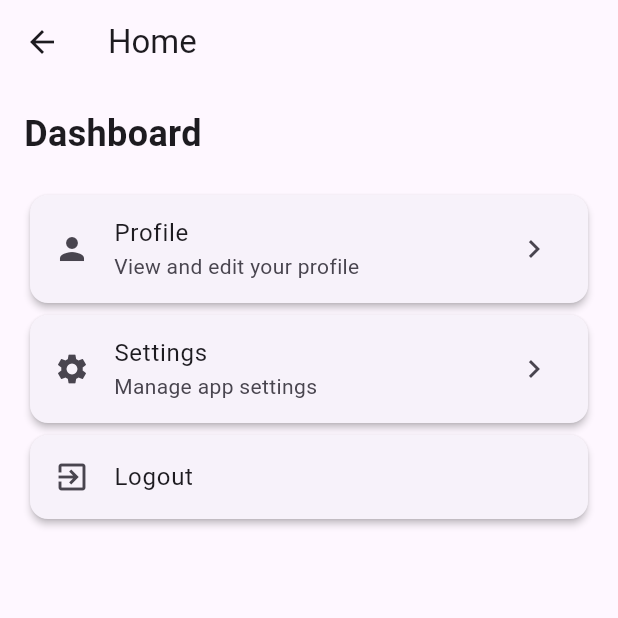
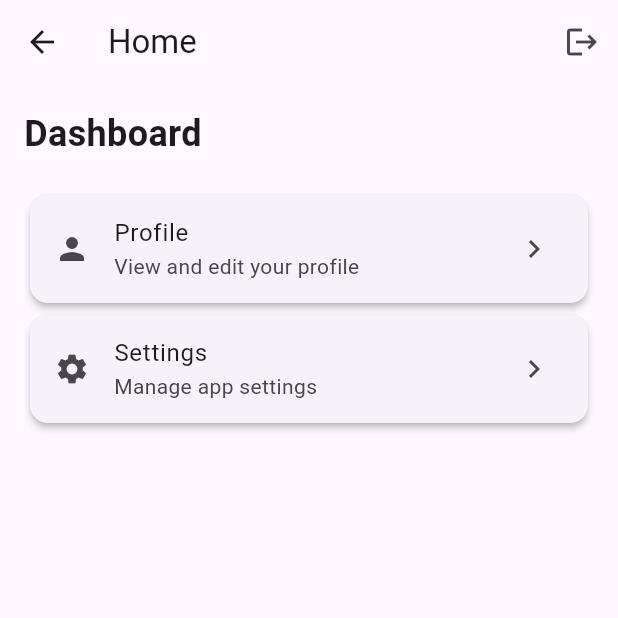
Before and after one commit to wiratR/bizconnet_app, a Flutter app: the HomeScreen screen opened by its route, on a phone screen of 412 x 824 dp, the top half of it. Run offline on Flutter 3.47's test engine with Material 3 defaults, Android fonts, the phone set to English and light mode, and no system bars; our stand-ins replace shared_preferences; accounts and stored records are empty.

Commit message:
implement logout

```diff
--- a/bizconnect_app/lib/screens/home/home_screen.dart
+++ b/bizconnect_app/lib/screens/home/home_screen.dart
@@ -1,11 +1,50 @@
 import 'package:flutter/material.dart';
+import '../login/login_screen.dart';
+import '../../services/auth/auth_service.dart';
 
-class HomeScreen extends StatelessWidget {
+class HomeScreen extends StatefulWidget {
+  @override
+  _HomeScreenState createState() => _HomeScreenState();
+}
+
+class _HomeScreenState extends State<HomeScreen> {
+  final AuthService authService = AuthService();
+
+  @override
+  void initState() {
+    super.initState();
+    _checkAuthentication();
+  }
+
+  void _checkAuthentication() async {
+    bool isAuthenticated = await authService.isAuthenticated();
+    if (!isAuthenticated) {
+      Navigator.pushReplacement(
+        context,
+        MaterialPageRoute(builder: (context) => LoginScreen()),
+      );
+    }
+  }
+
+  void _logout(BuildContext context) async {
+    await authService.logout();
+    Navigator.pushReplacement(
+      context,
+      MaterialPageRoute(builder: (context) => LoginScreen()),
+    );
+  }
+
   @override
   Widget build(BuildContext context) {
     return Scaffold(
       appBar: AppBar(
         title: Text('Home'),
+        actions: [
+          IconButton(
+            icon: Icon(Icons.logout),
+            onPressed: () => _logout(context),
+          ),
+        ],
       ),
       body: Padding(
         padding: const EdgeInsets.all(16.0),
@@ -41,16 +80,6 @@ class HomeScreen extends StatelessWidget {
                 },
               ),
             ),
-            Card(
-              elevation: 2,
-              child: ListTile(
-                leading: Icon(Icons.exit_to_app),
-                title: Text('Logout'),
-                onTap: () {
-                  // Implement logout functionality
-                },
-              ),
-            ),
           ],
         ),
       ),
```
Also changed, not shown: 1 other file.
